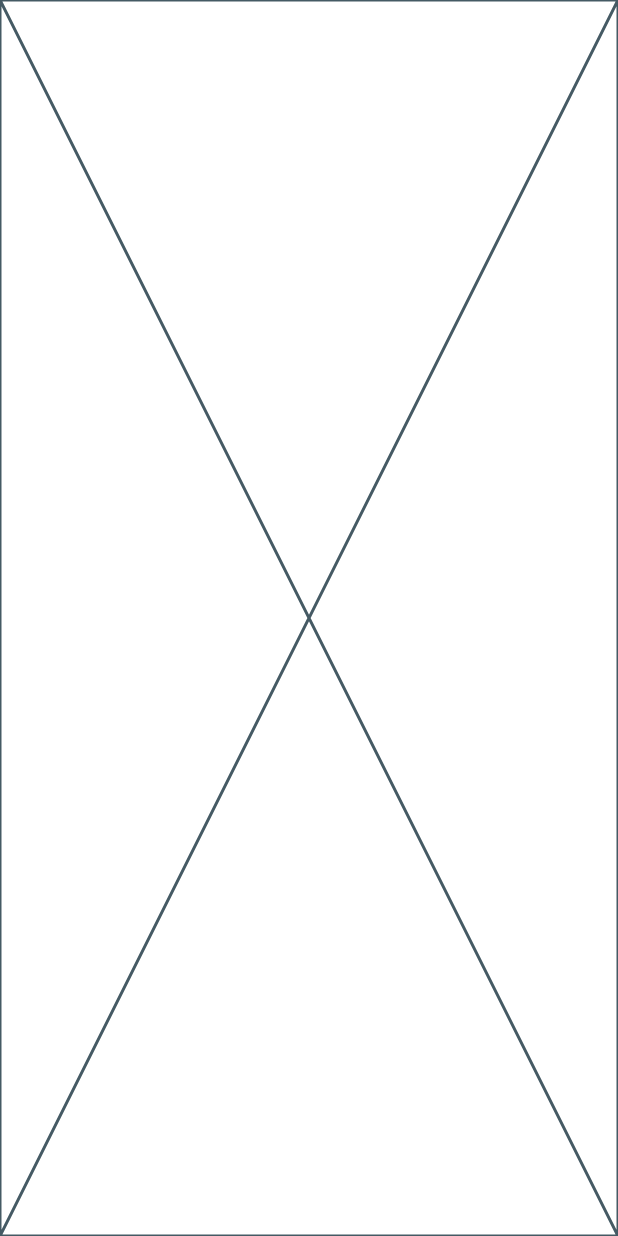
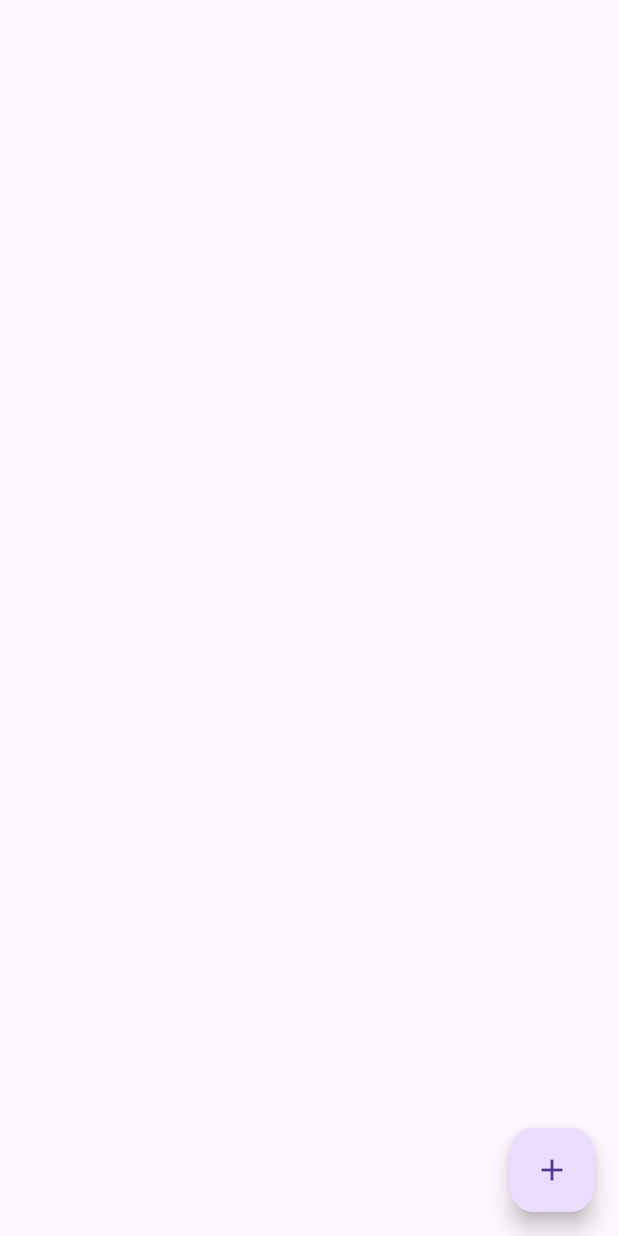
Before and after one commit to abdellahmuhammed/Store_App, a Flutter app: the screen it shows after launch, on a phone screen of 412 x 824 dp. Run offline on Flutter 3.47's test engine with Material 3 defaults, Android fonts, the phone set to English and light mode, and no system bars; our stand-ins replace dio.

```diff
--- a/lib/HomePage.dart
+++ b/lib/HomePage.dart
@@ -1,12 +1,21 @@
 // ignore_for_file: file_names
 
 import 'package:flutter/material.dart';
+import 'package:store_app/Services/ProductsServices.dart';
 
 class HomePage extends StatelessWidget {
   const HomePage({super.key});
 
   @override
   Widget build(BuildContext context) {
-    return const Placeholder();
+    return Scaffold(
+      appBar: AppBar(),
+      floatingActionButton: FloatingActionButton(
+        onPressed: () {
+          ProductsServices().getAllProducts();
+        },
+        child: const Icon(Icons.add),
+      ),
+    );
   }
 }
--- /dev/null
+++ b/lib/constant.dart
@@ -0,0 +1 @@
+String baseUrl = 'https://fakestoreapi.com';
--- a/lib/main.dart
+++ b/lib/main.dart
@@ -12,6 +12,7 @@ class MyApp extends StatelessWidget {
   @override
   Widget build(BuildContext context) {
     return const MaterialApp(
+      debugShowCheckedModeBanner: false,
       home:  HomePage(),
     );
   }
```
Also changed, not shown: lib/Services/ProductsServices.dart (added, +36 -0 lines), lib/models/Products.dart (+11 -5 lines).
